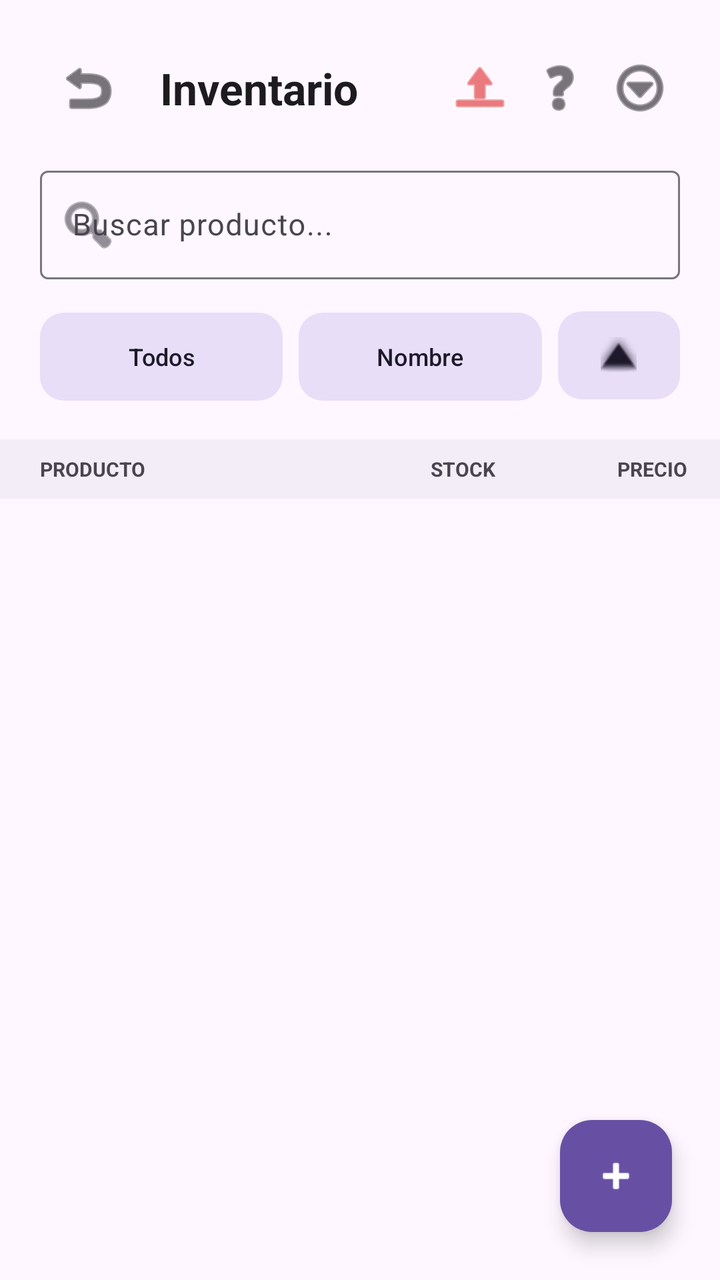
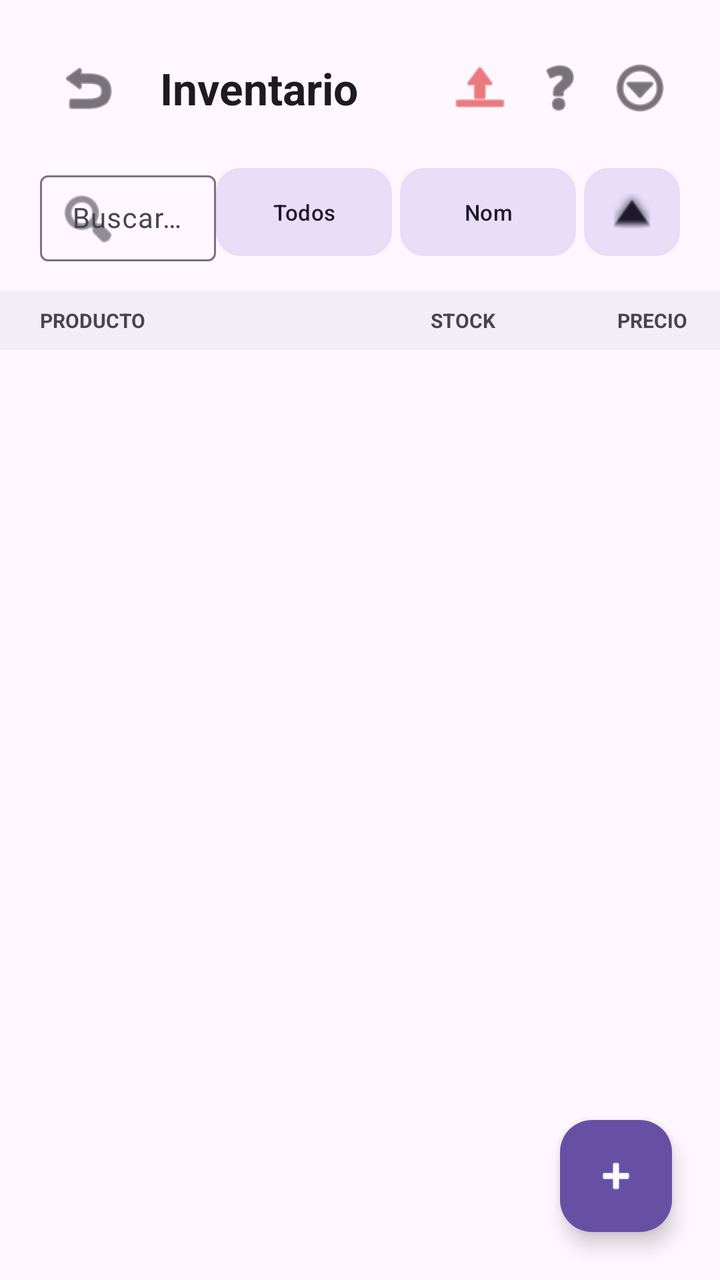

The first picture is an Android layout as it rendered before a commit; the second is the same layout after the commit. The layout source and the unified diff follow.
<!-- AndroidManifest.xml: application theme Theme.Naxor -->
<!-- res/layout/activity_inventario.xml -->
<?xml version="1.0" encoding="utf-8"?>
<androidx.drawerlayout.widget.DrawerLayout xmlns:android="http://schemas.android.com/apk/res/android"
    xmlns:app="http://schemas.android.com/apk/res-auto"
    android:id="@+id/drawerLayoutInventario"
    android:layout_width="match_parent"
    android:layout_height="match_parent">

    
    <androidx.coordinatorlayout.widget.CoordinatorLayout
        android:layout_width="match_parent"
        android:layout_height="match_parent"
        android:background="?attr/colorSurface">

        <LinearLayout
            android:layout_width="match_parent"
            android:layout_height="match_parent"
            android:orientation="vertical">

            
            <LinearLayout
                android:layout_width="match_parent"
                android:layout_height="wrap_content"
                android:orientation="horizontal"
                android:gravity="center_vertical"
                android:paddingHorizontal="20dp"
                android:paddingTop="20dp"
                android:paddingBottom="12dp">

                <ImageButton
                    android:id="@+id/btnBackInventario"
                    android:layout_width="48dp"
                    android:layout_height="48dp"
                    android:background="?attr/selectableItemBackgroundBorderless"
                    android:src="@android:drawable/ic_menu_revert"
                    app:tint="?attr/colorOnSurface"
                    android:contentDescription="Regresar" />

                <TextView
                    android:layout_width="0dp"
                    android:layout_height="wrap_content"
                    android:layout_weight="1"
                    android:text="@string/title_inventario"
                    android:textSize="22sp"
                    android:textStyle="bold"
                    android:textColor="?attr/colorOnSurface"
                    android:layout_marginStart="12dp" />

                
                <ImageButton
                    android:id="@+id/btnSyncIndicator"
                    android:layout_width="40dp"
                    android:layout_height="40dp"
                    android:background="?attr/selectableItemBackgroundBorderless"
                    android:src="@android:drawable/ic_menu_upload"
                    app:tint="@color/red_600"
                    android:contentDescription="Estado de sincronización" />

                <ImageButton
                    android:id="@+id/btnHelpInventario"
                    android:layout_width="40dp"
                    android:layout_height="40dp"
                    android:background="?attr/selectableItemBackgroundBorderless"
                    android:src="@android:drawable/ic_menu_help"
                    app:tint="?attr/colorOnSurface"
                    android:contentDescription="Ayuda" />

                <ImageButton
                    android:id="@+id/btnOpenMenuInventario"
                    android:layout_width="40dp"
                    android:layout_height="40dp"
                    android:background="?attr/selectableItemBackgroundBorderless"
                    android:src="@android:drawable/ic_menu_more"
                    app:tint="?attr/colorOnSurface"
                    android:contentDescription="Opciones" />
            </LinearLayout>

            
            <com.google.android.material.card.MaterialCardView
                android:id="@+id/cardEditorBanner"
                android:layout_width="match_parent"
                android:layout_height="wrap_content"
                android:layout_marginHorizontal="20dp"
                android:layout_marginBottom="12dp"
                android:visibility="gone"
                app:cardBackgroundColor="?attr/colorPrimaryContainer"
                app:cardCornerRadius="12dp"
                app:cardElevation="0dp"
                app:strokeWidth="1dp"
                app:strokeColor="?attr/colorPrimary">
                <LinearLayout
                    android:layout_width="match_parent"
                    android:layout_height="wrap_content"
                    android:orientation="horizontal"
                    android:padding="12dp"
                    android:gravity="center_vertical">
                    <ImageView
                        android:layout_width="24dp"
                        android:layout_height="24dp"
                        android:src="@android:drawable/ic_menu_edit"
                        app:tint="?attr/colorPrimary" />
                    <TextView
                        android:layout_width="0dp"
                        android:layout_height="wrap_content"
                        android:layout_weight="1"
                        android:layout_marginStart="12dp"
                        android:text="Modo editor activo, presione un producto para hacer cambios rápidos."
                        android:textSize="12sp"
                        android:textColor="?attr/colorOnPrimaryContainer"
                        android:textStyle="bold" />

                    <com.google.android.material.button.MaterialButton
                        android:id="@+id/btnExitEditorMode"
                        style="@style/Widget.Material3.Button.TextButton"
                        android:layout_width="wrap_content"
                        android:layout_height="wrap_content"
                        android:text="SALIR"
                        android:textColor="?attr/colorPrimary"
                        android:textSize="12sp"
                        android:textStyle="bold"
                        app:rippleColor="?attr/colorPrimary" />
                </LinearLayout>
            </com.google.android.material.card.MaterialCardView>

            
            <com.google.android.material.textfield.TextInputLayout
                android:id="@+id/layoutVentaBusqueda"
                style="?attr/textInputOutlinedStyle"
                android:layout_width="match_parent"
                android:layout_height="wrap_content"
                android:layout_marginHorizontal="20dp"
                android:layout_marginBottom="12dp"
                app:startIconDrawable="@android:drawable/ic_menu_search"
                app:cornerRadius="16dp">
                <com.google.android.material.textfield.TextInputEditText
                    android:id="@+id/etSearchInventario"
                    android:layout_width="match_parent"
                    android:layout_height="wrap_content"
                    android:hint="Buscar producto..."
                    android:inputType="text"
                    android:textSize="15sp" />
            </com.google.android.material.textfield.TextInputLayout>

            
            <LinearLayout
                android:layout_width="match_parent"
                android:layout_height="wrap_content"
                android:orientation="horizontal"
                android:layout_marginHorizontal="20dp"
                android:layout_marginBottom="16dp"
                android:weightSum="3">

                <com.google.android.material.button.MaterialButton
                    android:id="@+id/btnFilterCategory"
                    style="@style/Widget.Material3.Button.TonalButton"
                    android:layout_width="0dp"
                    android:layout_height="52dp"
                    android:layout_weight="1.2"
                    android:text="Todos"
                    android:textSize="12sp"
                    android:paddingHorizontal="4dp"
                    app:cornerRadius="12dp" />

                <com.google.android.material.button.MaterialButton
                    android:id="@+id/btnSortAttribute"
                    style="@style/Widget.Material3.Button.TonalButton"
                    android:layout_width="0dp"
                    android:layout_height="52dp"
                    android:layout_weight="1.2"
                    android:layout_marginStart="8dp"
                    android:text="Nombre"
                    android:textSize="12sp"
                    android:paddingHorizontal="4dp"
                    app:cornerRadius="12dp" />

                <com.google.android.material.button.MaterialButton
                    android:id="@+id/btnSortOrder"
                    style="@style/Widget.Material3.Button.TonalButton"
                    android:layout_width="0dp"
                    android:layout_height="52dp"
                    android:layout_weight="0.6"
                    android:layout_marginStart="8dp"
                    android:padding="0dp"
                    app:icon="@android:drawable/arrow_up_float"
                    app:iconGravity="textStart"
                    app:iconPadding="0dp"
                    app:cornerRadius="12dp" />
            </LinearLayout>

            
            <LinearLayout
                android:layout_width="match_parent"
                android:layout_height="wrap_content"
                android:orientation="horizontal"
                android:paddingHorizontal="16dp"
                android:paddingVertical="8dp"
                android:background="?attr/colorSurfaceContainer"
                android:baselineAligned="false">

                <TextView
                    android:layout_width="0dp"
                    android:layout_height="wrap_content"
                    android:layout_weight="2.2"
                    android:text="PRODUCTO"
                    android:textSize="10sp"
                    android:textStyle="bold"
                    android:textColor="?attr/colorOnSurfaceVariant"
                    android:paddingStart="4dp" />

                <TextView
                    android:layout_width="0dp"
                    android:layout_height="wrap_content"
                    android:layout_weight="0.6"
                    android:text="STOCK"
                    android:textSize="10sp"
                    android:textStyle="bold"
                    android:textColor="?attr/colorOnSurfaceVariant"
                    android:gravity="center" />

                <TextView
                    android:layout_width="0dp"
                    android:layout_height="wrap_content"
                    android:layout_weight="1.0"
                    android:text="PRECIO"
                    android:textSize="10sp"
                    android:textStyle="bold"
                    android:textColor="?attr/colorOnSurfaceVariant"
                    android:gravity="end" />
            </LinearLayout>

            <androidx.recyclerview.widget.RecyclerView
                android:id="@+id/rvInventario"
                android:layout_width="match_parent"
                android:layout_height="match_parent"
                android:clipToPadding="false"
                android:paddingBottom="80dp" />

        </LinearLayout>

        <com.google.android.material.floatingactionbutton.FloatingActionButton
            android:id="@+id/fabAddProducto"
            android:layout_width="wrap_content"
            android:layout_height="wrap_content"
            android:layout_gravity="bottom|end"
            android:layout_margin="24dp"
            android:src="@android:drawable/ic_input_add"
            app:backgroundTint="?attr/colorPrimary"
            app:tint="@android:color/white"
            android:contentDescription="Añadir Producto" />

    </androidx.coordinatorlayout.widget.CoordinatorLayout>

    
    <com.google.android.material.navigation.NavigationView
        android:id="@+id/navigationViewInventario"
        android:layout_width="wrap_content"
        android:layout_height="match_parent"
        android:layout_gravity="end"
        app:menu="@menu/menu_inventario_drawer"
        app:headerLayout="@layout/drawer_header_inventario" />

</androidx.drawerlayout.widget.DrawerLayout>
<!-- res/layout/drawer_header_inventario.xml (included above) -->
<?xml version="1.0" encoding="utf-8"?>
<LinearLayout xmlns:android="http://schemas.android.com/apk/res/android"
    xmlns:app="http://schemas.android.com/apk/res-auto"
    android:layout_width="match_parent"
    android:layout_height="wrap_content"
    android:background="?attr/colorPrimary"
    android:orientation="vertical"
    android:padding="24dp">

    <TextView
        android:layout_width="wrap_content"
        android:layout_height="wrap_content"
        android:text="Resumen de Inventario"
        android:textColor="@android:color/white"
        android:textSize="16sp"
        android:alpha="0.8"
        android:textStyle="bold" />

    <com.google.android.material.card.MaterialCardView
        android:layout_width="match_parent"
        android:layout_height="wrap_content"
        android:layout_marginTop="16dp"
        app:cardBackgroundColor="#20FFFFFF"
        app:cardCornerRadius="20dp"
        app:cardElevation="0dp"
        app:strokeWidth="0dp">

        <LinearLayout
            android:layout_width="match_parent"
            android:layout_height="wrap_content"
            android:orientation="vertical"
            android:padding="20dp">

            
            <TextView
                android:layout_width="wrap_content"
                android:layout_height="wrap_content"
                android:text="VALOR TOTAL DE VENTA"
                android:textColor="#E0E0E0"
                android:textSize="10sp"
                android:textStyle="bold"
                android:letterSpacing="0.1" />

            <TextView
                android:id="@+id/tvDrawerValorTotal"
                android:layout_width="wrap_content"
                android:layout_height="wrap_content"
                android:text="S/ 0.00"
                android:textColor="@android:color/white"
                android:textSize="26sp"
                android:textStyle="bold"
                android:layout_marginTop="2dp" />

            
            <View
                android:layout_width="match_parent"
                android:layout_height="1dp"
                android:background="#30FFFFFF"
                android:layout_marginVertical="12dp" />

            <TextView
                android:layout_width="wrap_content"
                android:layout_height="wrap_content"
                android:text="INVERSIÓN REAL EN ALMACÉN"
                android:textColor="#B0B0B0"
                android:textSize="9sp"
                android:textStyle="bold"
                android:letterSpacing="0.05" />

            <TextView
                android:id="@+id/tvDrawerInversionTotal"
                android:layout_width="wrap_content"
                android:layout_height="wrap_content"
                android:text="S/ 0.00"
                android:textColor="#E0E0E0"
                android:textSize="16sp"
                android:textStyle="bold"
                android:layout_marginTop="2dp" />
        </LinearLayout>
    </com.google.android.material.card.MaterialCardView>

</LinearLayout>
<!-- resources referenced by this layout -->
<resources>
  <color name="red_600">#DC2626</color>
  <string name="title_inventario">Inventario</string>
  <style name="Theme.Naxor" parent="Base.Theme.Naxor" />
  <style name="Base.Theme.Naxor" parent="Theme.Material3.DayNight.NoActionBar">
          
          
      </style>
</resources>

<!-- the commit's change to res/layout/activity_inventario.xml (unified diff, before → after) -->
@@ -122,69 +122,78 @@
             </com.google.android.material.card.MaterialCardView>
 
             
-            <com.google.android.material.textfield.TextInputLayout
-                android:id="@+id/layoutVentaBusqueda"
-                style="?attr/textInputOutlinedStyle"
+            <androidx.constraintlayout.widget.ConstraintLayout
+                android:id="@+id/layoutControlsContainer"
                 android:layout_width="match_parent"
                 android:layout_height="wrap_content"
                 android:layout_marginHorizontal="20dp"
-                android:layout_marginBottom="12dp"
-                app:startIconDrawable="@android:drawable/ic_menu_search"
-                app:cornerRadius="16dp">
-                <com.google.android.material.textfield.TextInputEditText
-                    android:id="@+id/etSearchInventario"
-                    android:layout_width="match_parent"
-                    android:layout_height="wrap_content"
-                    android:hint="Buscar producto..."
-                    android:inputType="text"
-                    android:textSize="15sp" />
-            </com.google.android.material.textfield.TextInputLayout>
-
-            
-            <LinearLayout
-                android:layout_width="match_parent"
-                android:layout_height="wrap_content"
-                android:orientation="horizontal"
-                android:layout_marginHorizontal="20dp"
-                android:layout_marginBottom="16dp"
-                android:weightSum="3">
+                android:layout_marginBottom="12dp">
+
+                <com.google.android.material.textfield.TextInputLayout
+                    android:id="@+id/layoutVentaBusqueda"
+                    style="?attr/textInputOutlinedStyle"
+                    android:layout_width="0dp"
+                    android:layout_height="wrap_content"
+                    app:startIconDrawable="@android:drawable/ic_menu_search"
+                    app:cornerRadius="16dp"
+                    app:layout_constraintTop_toTopOf="parent"
+                    app:layout_constraintStart_toStartOf="parent"
+                    app:layout_constraintEnd_toStartOf="@+id/barrierButtons">
+                    <com.google.android.material.textfield.TextInputEditText
+                        android:id="@+id/etSearchInventario"
+                        android:layout_width="match_parent"
+                        android:layout_height="wrap_content"
+                        android:hint="Buscar..."
+                        android:inputType="text"
+                        android:textSize="14sp"
+                        android:paddingVertical="12dp" />
+                </com.google.android.material.textfield.TextInputLayout>
+
+                <androidx.constraintlayout.widget.Barrier
+                    android:id="@+id/barrierButtons"
+                    android:layout_width="wrap_content"
+                    android:layout_height="wrap_content"
+                    app:barrierDirection="start"
+                    app:constraint_referenced_ids="btnFilterCategory,btnSortAttribute,btnSortOrder" />
 
                 <com.google.android.material.button.MaterialButton
                     android:id="@+id/btnFilterCategory"
                     style="@style/Widget.Material3.Button.TonalButton"
-                    android:layout_width="0dp"
+                    android:layout_width="wrap_content"
                     android:layout_height="52dp"
-                    android:layout_weight="1.2"
                     android:text="Todos"
-                    android:textSize="12sp"
-                    android:paddingHorizontal="4dp"
-                    app:cornerRadius="12dp" />
+                    android:textSize="11sp"
+                    app:cornerRadius="12dp"
+                    app:layout_constraintTop_toTopOf="parent"
+                    app:layout_constraintEnd_toStartOf="@+id/btnSortAttribute"
+                    android:layout_marginEnd="4dp" />
 
                 <com.google.android.material.button.MaterialButton
                     android:id="@+id/btnSortAttribute"
                     style="@style/Widget.Material3.Button.TonalButton"
-                    android:layout_width="0dp"
+                    android:layout_width="wrap_content"
                     android:layout_height="52dp"
-                    android:layout_weight="1.2"
-                    android:layout_marginStart="8dp"
-                    android:text="Nombre"
-                    android:textSize="12sp"
-                    android:paddingHorizontal="4dp"
-                    app:cornerRadius="12dp" />
+                    android:text="Nom"
+                    android:textSize="11sp"
+                    app:cornerRadius="12dp"
+                    app:layout_constraintTop_toTopOf="parent"
+                    app:layout_constraintEnd_toStartOf="@+id/btnSortOrder"
+                    android:layout_marginEnd="4dp" />
 
                 <com.google.android.material.button.MaterialButton
                     android:id="@+id/btnSortOrder"
                     style="@style/Widget.Material3.Button.TonalButton"
-                    android:layout_width="0dp"
+                    android:layout_width="48dp"
                     android:layout_height="52dp"
-                    android:layout_weight="0.6"
-                    android:layout_marginStart="8dp"
                     android:padding="0dp"
                     app:icon="@android:drawable/arrow_up_float"
                     app:iconGravity="textStart"
                     app:iconPadding="0dp"
-                    app:cornerRadius="12dp" />
-            </LinearLayout>
+                    app:cornerRadius="12dp"
+                    app:layout_constraintTop_toTopOf="parent"
+                    app:layout_constraintEnd_toEndOf="parent" />
+
+            </androidx.constraintlayout.widget.ConstraintLayout>
 
             
             <LinearLayout
